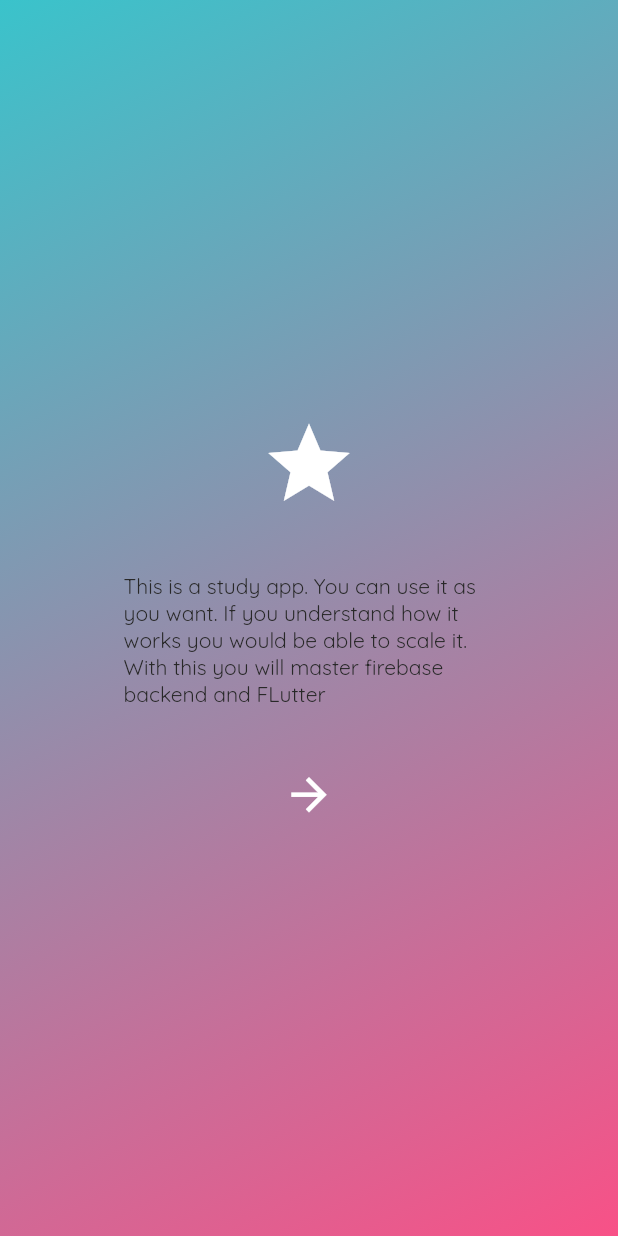
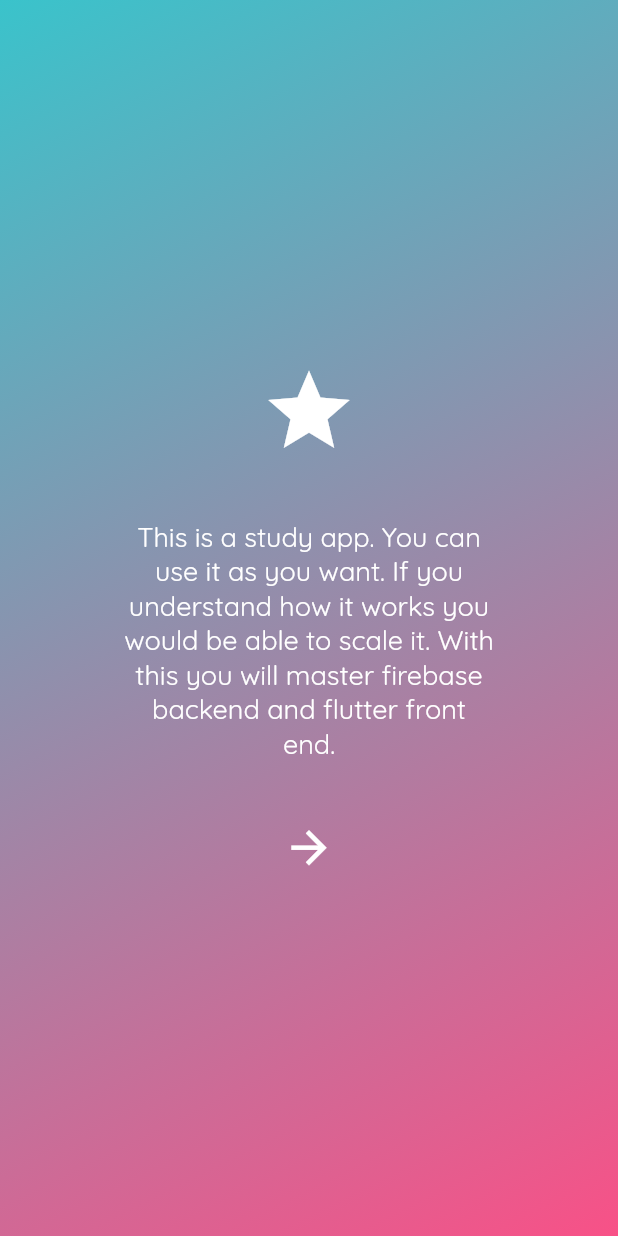
Before and after one commit to HoangHieuS/study-app-flutter, a Flutter app: the screen it shows after launch, on a phone screen of 412 x 824 dp. Run offline on Flutter 3.47's test engine with Material 2 defaults, Android fonts, the phone set to English and light mode, and no system bars; our stand-ins replace cloud_firestore, firebase_core, get, google_fonts; accounts and stored records are empty; project files that could hold a hidden picture were left out.

Commit message:
Setup theme for project (finish)

```diff
--- a/lib/bindings/initial_bindings.dart
+++ b/lib/bindings/initial_bindings.dart
@@ -4,7 +4,7 @@ import 'package:get/get.dart';
 class InitialBindings implements Bindings {
   @override
   void dependencies() {
+    Get.put(ThemeController());
     Get.put(AuthController(), permanent: true);
-
   }
 }
--- a/lib/configs/themes/dark_theme.dart
+++ b/lib/configs/themes/dark_theme.dart
@@ -1,4 +1,20 @@
 import 'package:flutter/material.dart';
+import 'package:flutter_study_app/configs/themes/sub_theme_data_mixin.dart';
 
 const Color primaryDarkColorDark = Color(0xFF2E3C62);
 const Color primaryColorDark = Color(0xFF99ACE1);
+const Color mainTextColorDark = Colors.white;
+
+
+class DarkTheme with SubThemeData {
+  ThemeData buildDarkTheme() {
+    final ThemeData systemDarkTheme = ThemeData.dark();
+    return systemDarkTheme.copyWith(
+      iconTheme: getIconTheme(),
+      textTheme: getTextTheme().apply(
+        bodyColor: mainTextColorDark,
+        displayColor: mainTextColorDark,
+      )
+    );
+  }
+}
--- a/lib/configs/themes/light_theme.dart
+++ b/lib/configs/themes/light_theme.dart
@@ -3,7 +3,7 @@ import 'package:flutter_study_app/configs/themes/themes.dart';
 
 const Color primaryLightColorLight = Color(0xFF3AC3CB);
 const Color primaryColorLight = Color(0xFFF85187);
-const Color mainTextColor = Color.fromARGB(255, 40, 40, 40);
+const Color mainTextColorLight = Color.fromARGB(255, 40, 40, 40);
 
 class LightTheme with SubThemeData {
   buildLightTheme() {
@@ -11,8 +11,8 @@ class LightTheme with SubThemeData {
     return systemLigthTheme.copyWith(
       iconTheme: getIconTheme(),
       textTheme: getTextTheme().apply(
-        bodyColor: mainTextColor,
-        displayColor: mainTextColor,
+        bodyColor: mainTextColorLight,
+        displayColor: mainTextColorLight,
       )
     );
   }
--- a/lib/controllers/controllers.dart
+++ b/lib/controllers/controllers.dart
@@ -1,2 +1,3 @@
 export 'question_papers/data_uploader.dart';
 export 'auth_controller.dart';
+export 'theme_controller.dart';
--- /dev/null
+++ b/lib/controllers/theme_controller.dart
@@ -0,0 +1,22 @@
+import 'package:flutter/material.dart';
+import 'package:flutter_study_app/configs/themes/themes.dart';
+import 'package:get/get.dart';
+
+class ThemeController extends GetxController {
+  late ThemeData _darkTheme;
+  late ThemeData _lightTheme;
+
+  @override
+  void onInit() {
+    initializeThemeData();
+    super.onInit();
+  }
+
+  void initializeThemeData() {
+    _darkTheme = DarkTheme().buildDarkTheme();
+    _lightTheme = LightTheme().buildLightTheme();
+  }
+
+  ThemeData get darkTheme => _darkTheme;
+  ThemeData get lightTheme => _lightTheme;
+}
--- a/lib/main.dart
+++ b/lib/main.dart
@@ -1,6 +1,6 @@
 import 'package:flutter/material.dart';
 import 'package:flutter_study_app/bindings/initial_bindings.dart';
-import 'package:flutter_study_app/configs/themes/themes.dart';
+import 'package:flutter_study_app/controllers/controllers.dart';
 import 'package:flutter_study_app/routes.dart';
 import 'package:get/get.dart';
 
@@ -18,7 +18,7 @@ class MyApp extends StatelessWidget {
     return GetMaterialApp(
       debugShowCheckedModeBanner: false,
       title: 'Flutter Study App',
-      theme: LightTheme().buildLightTheme(),
+      theme: Get.find<ThemeController>().lightTheme,
       getPages: Routes.routes(),
     );
   }
--- a/lib/screens/introduction_screen.dart
+++ b/lib/screens/introduction_screen.dart
@@ -23,11 +23,16 @@ class IntroductionScreen extends StatelessWidget {
               const Icon(
                 Icons.star,
                 size: 65,
-
               ),
               const SizedBox(height: 40),
               const Text(
-                  'This is a study app. You can use it as you want. If you understand how it works you would be able to scale it. With this you will master firebase backend and FLutter'),
+                'This is a study app. You can use it as you want. If you understand how it works you would be able to scale it. With this you will master firebase backend and flutter front end.',
+                textAlign: TextAlign.center,
+                style: TextStyle(
+                  fontSize: 18,
+                  color: onSurfaceTextColor,
+                ),
+              ),
               const SizedBox(height: 40),
               CircleButton(
                 onTap: () {},
```
